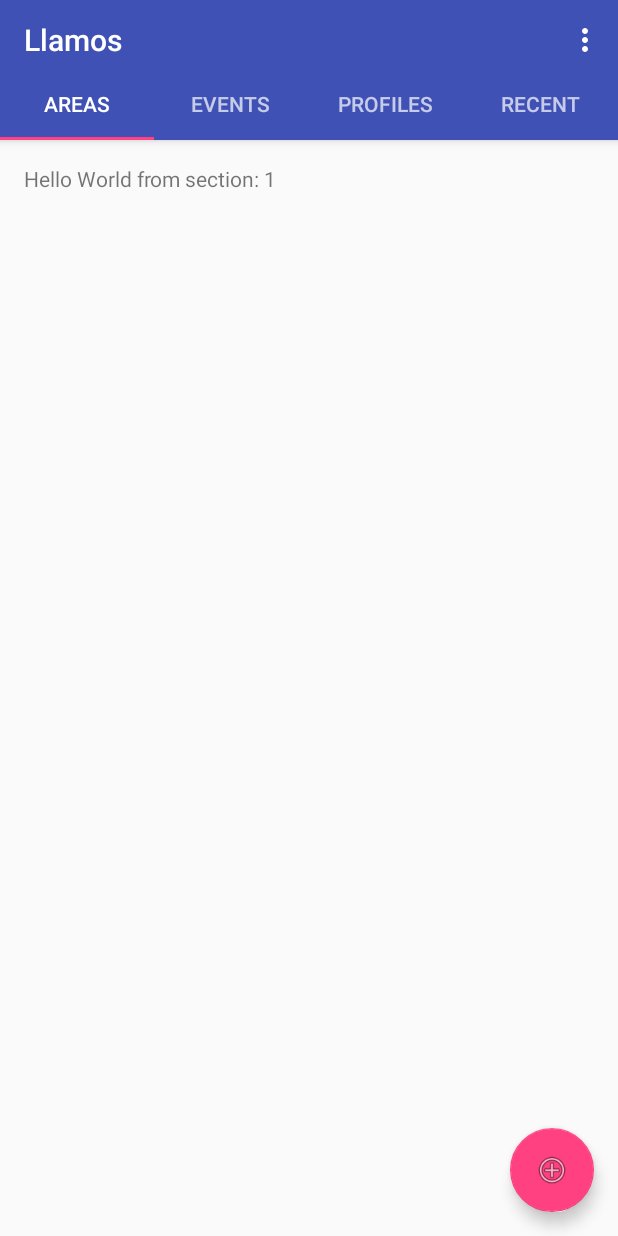
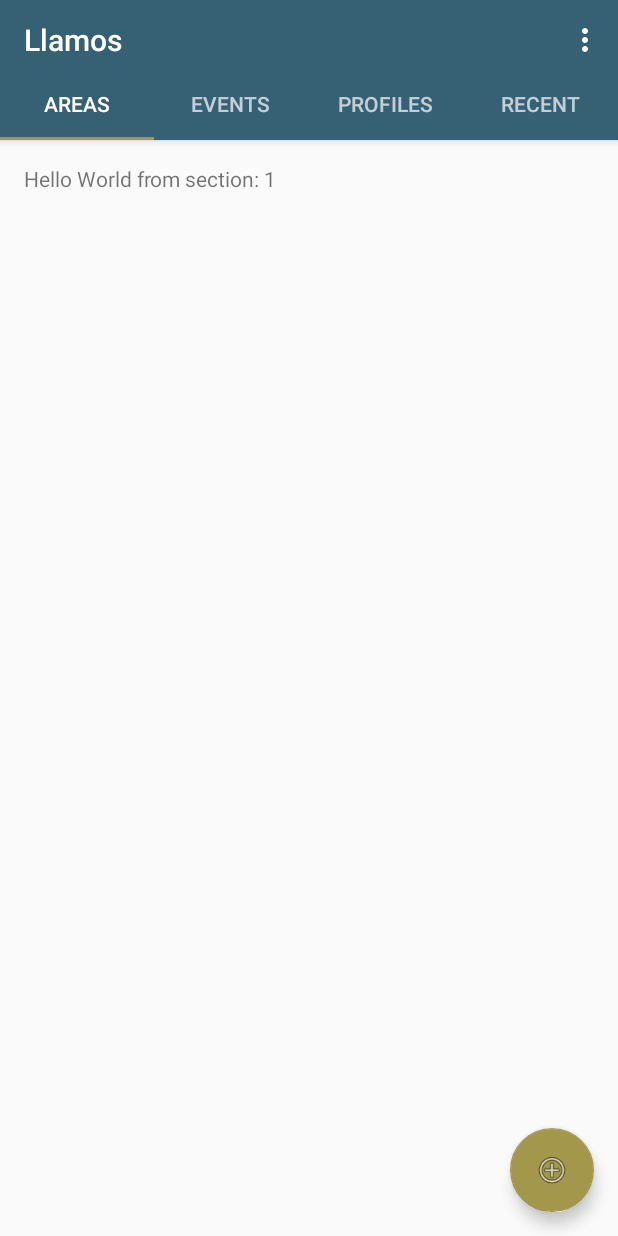
Before and after one commit to Rescue9/Llamos, an Android app: the screen it shows after launch (MainActivity), on a phone screen of 412 x 824 dp. Run offline under Robolectric (Android 15) with nearby library versions, the phone set to English and light mode, and no system bars.

Commit message:
change default colors

```diff
--- a/app/src/main/res/values/colors.xml
+++ b/app/src/main/res/values/colors.xml
@@ -1,6 +1,6 @@
 <?xml version="1.0" encoding="utf-8"?>
 <resources>
-    <color name="colorPrimary">#3F51B5</color>
-    <color name="colorPrimaryDark">#303F9F</color>
-    <color name="colorAccent">#FF4081</color>
+    <color name="colorPrimary">#366073</color>
+    <color name="colorPrimaryDark">#0f46a6</color>
+    <color name="colorAccent">#a3974c</color>
 </resources>
```
